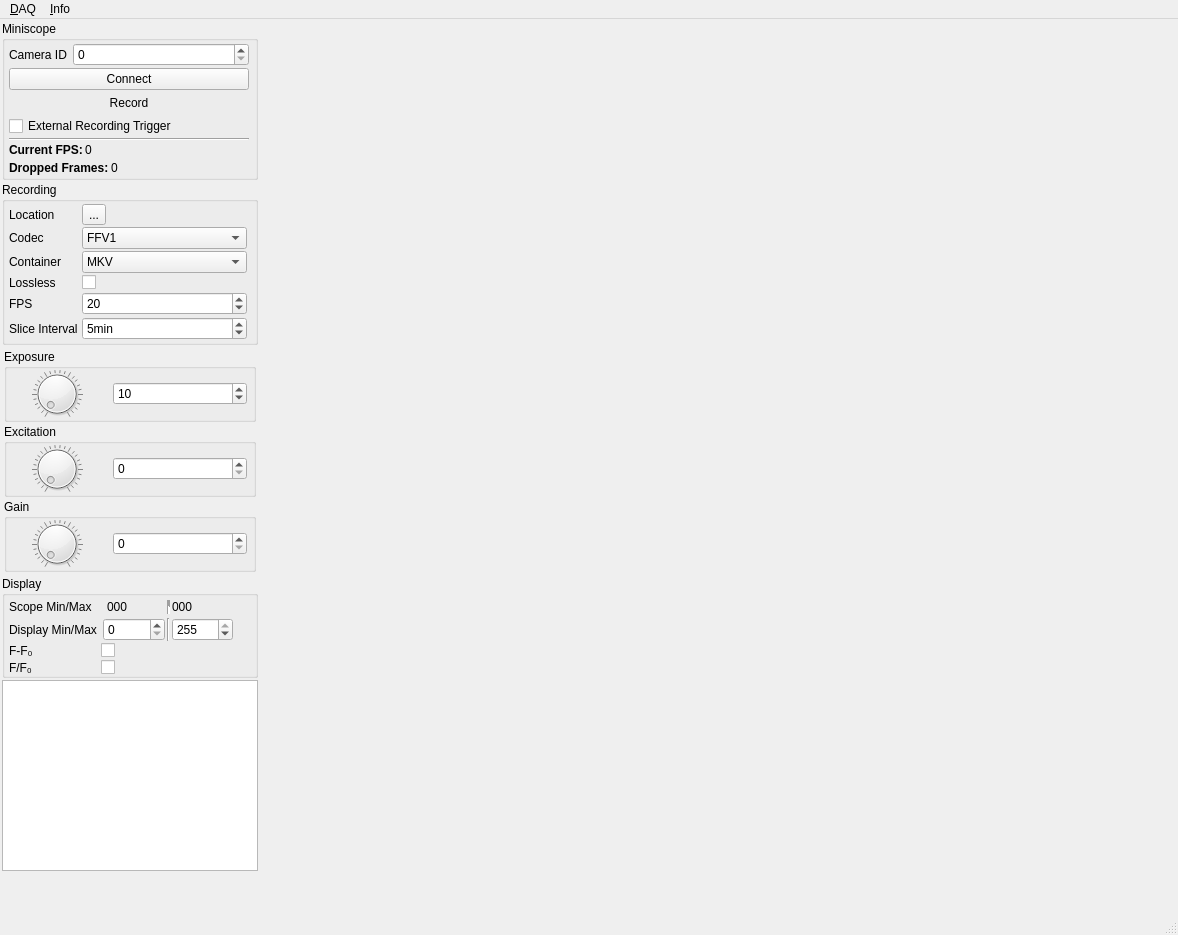
The window that src/mainwindow.ui (bothlab/pomidaq) describes before a commit, drawn with Qt 5.
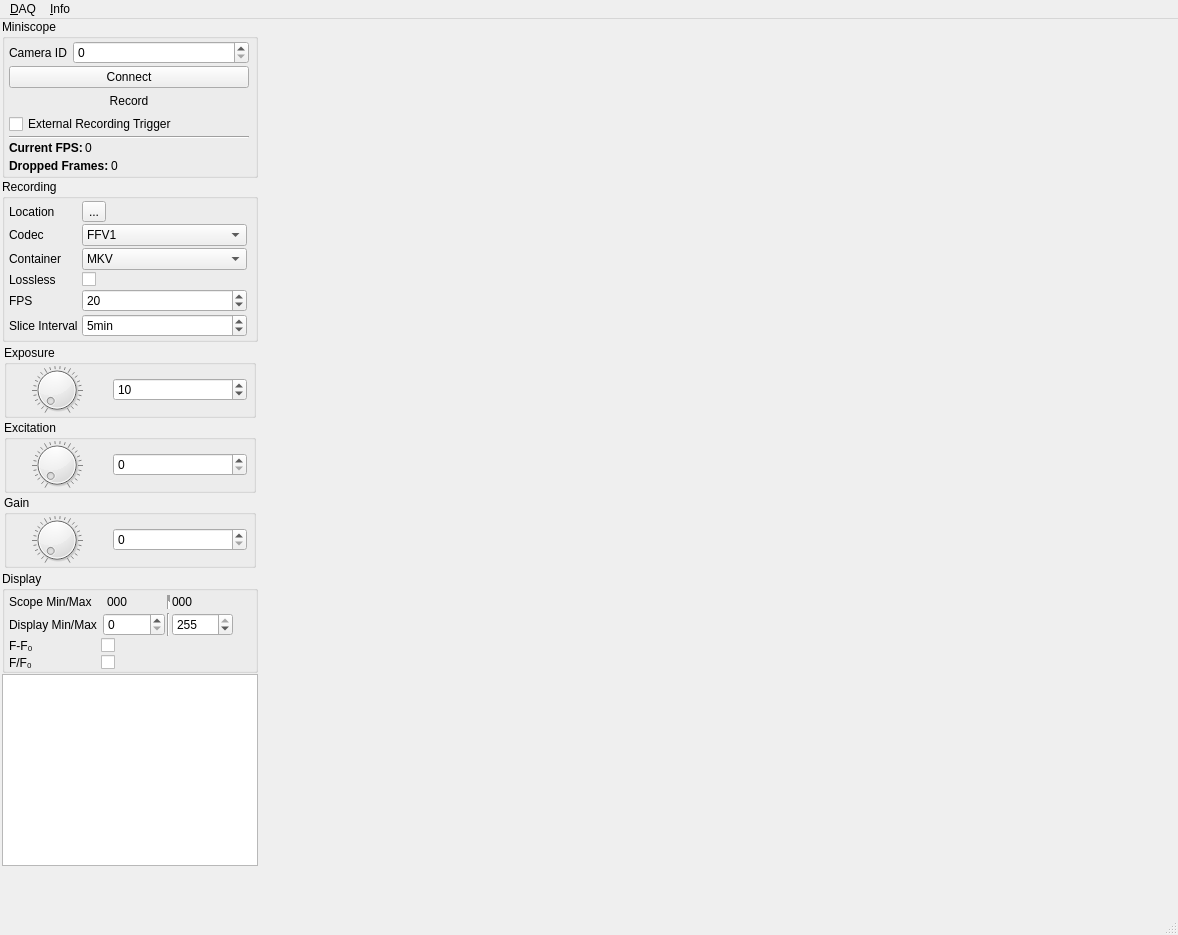
The same window after the commit. Icons and pictures are not drawn.

Commit message: trivial: Add a few more tooltips

Diff of the .ui file:
```diff
--- a/src/mainwindow.ui
+++ b/src/mainwindow.ui
@@ -38,16 +38,16 @@
      <widget class="QWidget" name="widget" native="true">
       <layout class="QVBoxLayout" name="verticalLayout_4">
        <property name="spacing">
-        <number>2</number>
+        <number>1</number>
        </property>
        <property name="leftMargin">
         <number>2</number>
        </property>
        <property name="topMargin">
-        <number>2</number>
+        <number>0</number>
        </property>
        <property name="rightMargin">
-        <number>2</number>
+        <number>0</number>
        </property>
        <property name="bottomMargin">
         <number>2</number>
@@ -804,6 +804,18 @@
        <property name="spacing">
         <number>0</number>
        </property>
+       <property name="leftMargin">
+        <number>4</number>
+       </property>
+       <property name="topMargin">
+        <number>4</number>
+       </property>
+       <property name="rightMargin">
+        <number>4</number>
+       </property>
+       <property name="bottomMargin">
+        <number>4</number>
+       </property>
       </layout>
      </widget>
     </item>
```
Left out of the diff: 27 changed lines with no effect on the pictures. The commit also changes 1 other file.
